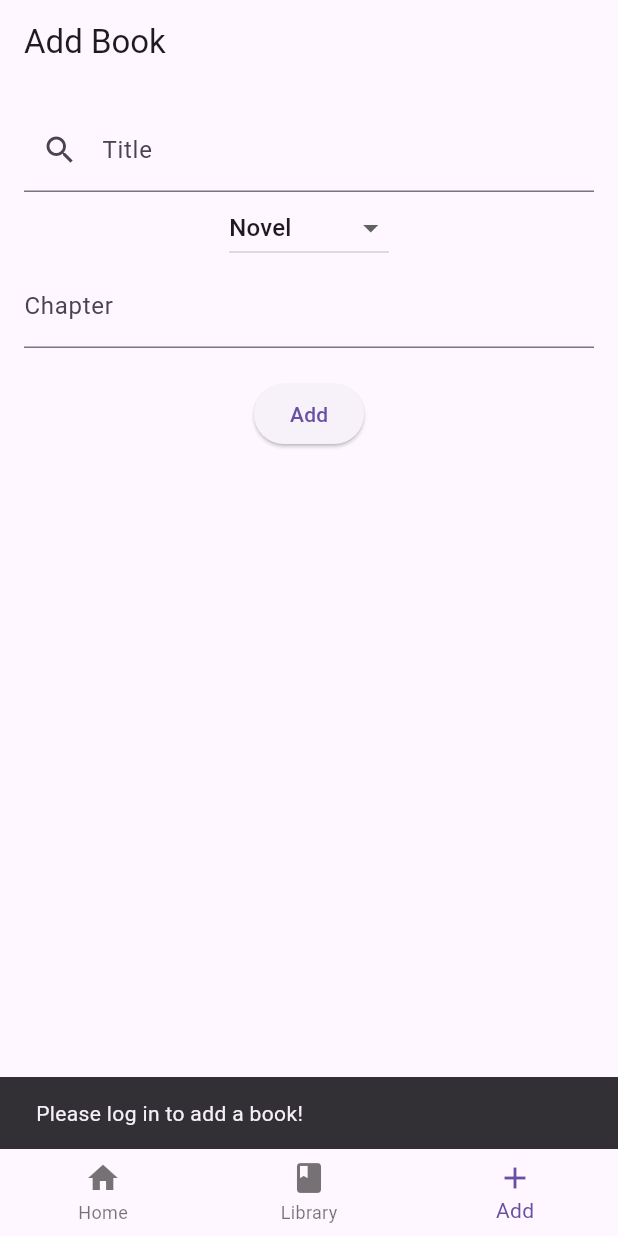
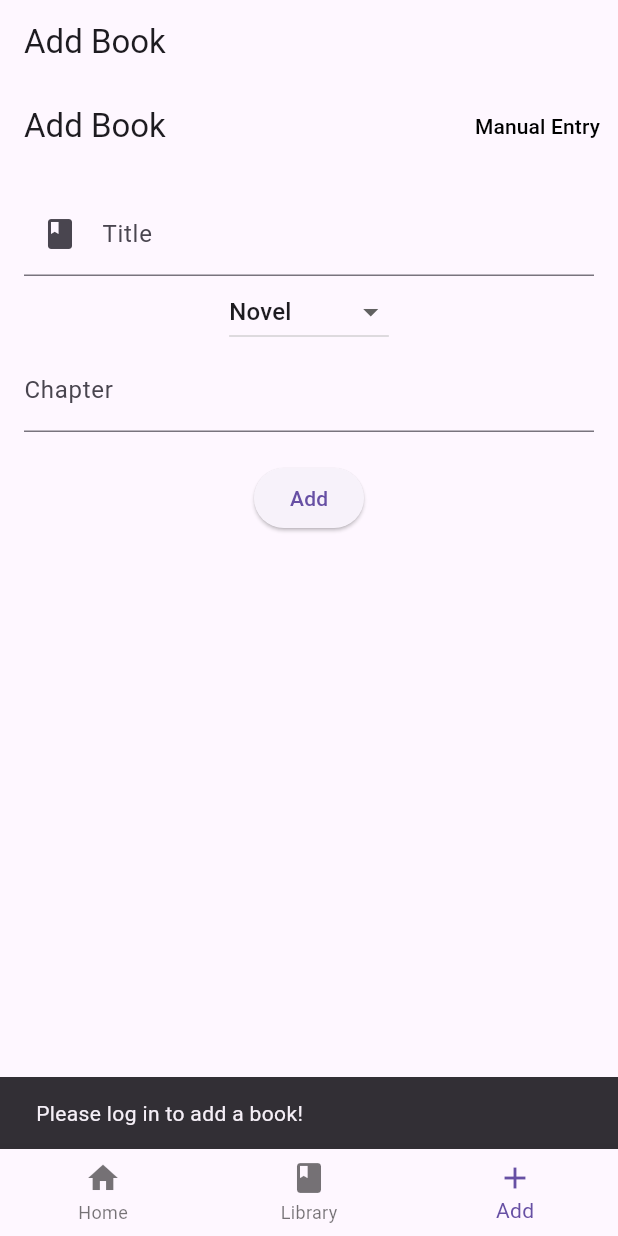
Before and after one commit to fightme4ls/reading_tracker, a Flutter app: the screen it shows after launch, item 3 of the bottom bar chosen, after a tap on "Add", on a phone screen of 412 x 824 dp. Run offline on Flutter 3.47's test engine with Material 3 defaults, Android fonts, the light colour scheme and no system bars; our stand-ins replace cloud_firestore, firebase_auth, firebase_core, hive, hive_flutter; accounts and stored records are empty.

Commit message:
adding manual entry as well as image changing capabilities

```diff
--- a/lib/screens/account_screen.dart
+++ b/lib/screens/account_screen.dart
@@ -2,7 +2,6 @@ import 'package:flutter/material.dart';
 import 'package:firebase_auth/firebase_auth.dart';
 import 'package:cloud_firestore/cloud_firestore.dart';
 import 'login_page.dart'; // Import the login page
-import 'home_screen.dart'; // Import the HomeScreen
 import 'main_screen.dart';
 
 class AccountScreen extends StatefulWidget {
--- a/lib/screens/add_book_screen.dart
+++ b/lib/screens/add_book_screen.dart
@@ -18,12 +18,17 @@ class AddBookScreen extends StatefulWidget {
 class _AddBookScreenState extends State<AddBookScreen> {
   final TextEditingController titleController = TextEditingController();
   final TextEditingController chapterController = TextEditingController();
+
   String selectedType = 'Novel';
   List<dynamic> searchResults = [];
   String? selectedImage;
   String? selectedTitle;
 
-  // Function to search manga using the Jikan API
+  bool _isManualEntry = false;
+
+  final String _placeholderImage =
+      'https://placehold.co/600x400/png/?text=Manual\nEntry&font=Oswald'; // Placeholder image URL
+
   Future<void> _searchManga(String query) async {
     if (query.isEmpty) {
       setState(() {
@@ -44,126 +49,111 @@ class _AddBookScreenState extends State<AddBookScreen> {
     }
   }
 
-  // Function to handle selection from search results
   void _onSelectManga(dynamic manga) {
     setState(() {
       selectedTitle = manga['title'];
       selectedImage = manga['images']['jpg']['image_url'];
       titleController.text = selectedTitle!;
-      searchResults = []; // Clear search results after selecting a manga
+      searchResults = [];
     });
   }
 
   void _addBook() async {
-    // Get the current user from FirebaseAuth
     User? user = FirebaseAuth.instance.currentUser;
-
-    // Check if the user is logged in
     if (user == null) {
-      // If the user is not logged in, show a message and return to prevent adding the book
       ScaffoldMessenger.of(context).showSnackBar(
-        SnackBar(
-          content: Text('Please log in to add a book!'),
-          duration: Duration(seconds: 2),
-        ),
+        SnackBar(content: Text('Please log in to add a book!'), duration: Duration(seconds: 2)),
       );
-      return; // Prevent further action if not logged in
+      return;
     }
 
-    // Continue adding the book if the user is logged in
     final title = titleController.text;
     final chapter = int.tryParse(chapterController.text) ?? 1;
+    final uid = user.uid;
 
     if (title.isNotEmpty) {
-      final user = FirebaseAuth.instance.currentUser;
-      final uid = user?.uid ?? '';
-
       final book = Book(
         title: title,
         type: selectedType,
         chapter: chapter,
-        imageUrl: selectedImage ?? '',
+        imageUrl: selectedImage ?? _placeholderImage,
         uid: uid,
       );
 
-      // Add the book to Hive
       final box = Hive.box<Book>('books');
       await box.add(book);
 
-      // Add the book to Firestore and get the document reference
-      FirebaseFirestore.instance.collection("books").add(
-        {
-          "title": title,
-          "type": selectedType,
-          "chapter": chapter,
-          "imageUrl": selectedImage ?? '',
-          "linkURL": '',
-          "uid": uid
-        },
-      ).then((docRef) {
-        // Once Firestore document is added, store the document ID in the Hive box
-        book.id = docRef.id; // Save the Firestore docRef ID into the book object
-        book.save(); // Save the updated book object with the id
-
+      FirebaseFirestore.instance.collection("books").add({
+        "title": title,
+        "type": selectedType,
+        "chapter": chapter,
+        "imageUrl": selectedImage ?? _placeholderImage,
+        "linkURL": '',
+        "uid": uid
+      }).then((docRef) {
+        book.id = docRef.id;
+        book.save();
         print("Book added with Firestore ID: ${docRef.id}");
       }).catchError((error) {
         print("Book not added to Firestore!");
         print(error.toString());
       });
 
-      widget.onBookAdded(); // Notify MainScreen to switch to Library
+      widget.onBookAdded();
     }
   }
-
 
   @override
   Widget build(BuildContext context) {
     return Scaffold(
+      appBar: AppBar(
+        title: Text("Add Book"),
+        actions: [
+          TextButton(
+            onPressed: () {
+              setState(() {
+                _isManualEntry = !_isManualEntry;
+                searchResults = [];
+                selectedImage = null;
+              });
+            },
+            child: Text(
+              _isManualEntry ? "Use Search" : "Manual Entry",
+              style: TextStyle(color: Colors.black),
+            ),
+          ),
+        ],
+      ),
       body: Padding(
         padding: const EdgeInsets.all(16.0),
         child: Column(
           children: [
-            // Title input with auto search
+            // Title input
             TextField(
               controller: titleController,
               decoration: InputDecoration(
                 labelText: 'Title',
-                prefixIcon: Icon(Icons.search),
+                prefixIcon: Icon(Icons.book),
               ),
               onChanged: (value) {
-                _searchManga(value);
-                if (value.isEmpty) {
-                  setState(() {
-                    selectedImage = null; // Clear image if search is empty
-                  });
-                }
-              },
-              onTap: () {
-                // Clear search results and image if the user taps again
-                if (titleController.text.isEmpty) {
-                  setState(() {
-                    selectedImage = null;
-                    searchResults = [];
-                  });
-                }
+                if (!_isManualEntry) _searchManga(value);
               },
             ),
-            // Search results display
-            if (searchResults.isNotEmpty)
+
+            // Search results (only if not manual mode)
+            if (!_isManualEntry && searchResults.isNotEmpty)
               Expanded(
                 child: ListView.builder(
                   itemCount: searchResults.length,
                   itemBuilder: (context, index) {
                     final manga = searchResults[index];
                     return ListTile(
-                      leading: manga['images']['jpg']['image_url'] != null
-                          ? Image.network(
+                      leading: Image.network(
                         manga['images']['jpg']['image_url'],
-                        width: 50, // Set the size of the image
+                        width: 50,
                         height: 50,
                         fit: BoxFit.cover,
-                      )
-                          : SizedBox.shrink(),
+                      ),
                       title: Text(manga['title']),
                       subtitle: Text(manga['type']),
                       onTap: () => _onSelectManga(manga),
@@ -171,13 +161,18 @@ class _AddBookScreenState extends State<AddBookScreen> {
                   },
                 ),
               ),
-            // Selected manga image display
-            if (selectedImage != null)
+
+            // Show selected image or placeholder
+            if (selectedImage != null || _isManualEntry)
               Padding(
                 padding: const EdgeInsets.all(8.0),
-                child: Image.network(selectedImage!),
+                child: Image.network(
+                  selectedImage ?? _placeholderImage,
+                  height: 150,
+                ),
               ),
-            // Dropdown for type
+
+            // Type dropdown
             DropdownButton<String>(
               value: selectedType,
               items: ['Novel', 'Manga', 'Manhwa', 'Light Novel'].map((type) {
@@ -185,12 +180,14 @@ class _AddBookScreenState extends State<AddBookScreen> {
               }).toList(),
               onChanged: (value) => setState(() => selectedType = value!),
             ),
+
             // Chapter input
             TextField(
               controller: chapterController,
               decoration: InputDecoration(labelText: 'Chapter'),
               keyboardType: TextInputType.number,
             ),
+
             SizedBox(height: 20),
             ElevatedButton(onPressed: _addBook, child: Text('Add')),
           ],
--- a/lib/screens/home_screen.dart
+++ b/lib/screens/home_screen.dart
@@ -2,7 +2,6 @@ import 'dart:convert';
 import 'package:flutter/material.dart';
 import 'package:http/http.dart' as http;
 import 'package:url_launcher/url_launcher.dart';
-import 'account_screen.dart';
 
 class HomeScreen extends StatefulWidget {
   @override
--- a/lib/screens/library_screen.dart
+++ b/lib/screens/library_screen.dart
@@ -314,6 +314,7 @@ class _LibraryScreenState extends State<LibraryScreen> {
     TextEditingController chapterController = TextEditingController(text: book.chapter.toString());
     TextEditingController titleController = TextEditingController(text: book.title);
     TextEditingController linkController = TextEditingController(text: book.linkURL);
+    TextEditingController imgController = TextEditingController(text: book.imageUrl);
 
     showDialog(
       context: context,
@@ -336,6 +337,10 @@ class _LibraryScreenState extends State<LibraryScreen> {
                 controller: linkController,
                 decoration: InputDecoration(labelText: 'Link'),
               ),
+              TextField(
+                controller: imgController,
+                decoration: InputDecoration(labelText: 'Image Link'),
+              ),
             ],
           ),
           actions: [
@@ -351,6 +356,7 @@ class _LibraryScreenState extends State<LibraryScreen> {
                 book.title = titleController.text;
                 book.chapter = int.tryParse(chapterController.text) ?? book.chapter;
                 book.linkURL = linkController.text;
+                book.imageUrl = imgController.text;
 
                 // Save the updated book locally
                 await book.save();
@@ -363,6 +369,7 @@ class _LibraryScreenState extends State<LibraryScreen> {
                   "title": book.title,
                   "chapter": book.chapter,
                   "linkURL": book.linkURL,
+                  "imageUrl" : book.imageUrl,
                 })
                     .then((_) {
                   print("Book updated in Firestore.");
--- a/lib/screens/signup_page.dart
+++ b/lib/screens/signup_page.dart
@@ -1,6 +1,5 @@
 import 'package:flutter/material.dart';
 import 'package:firebase_auth/firebase_auth.dart';
-import 'main_screen.dart'; // Import MainScreen
 import 'login_page.dart';
 
 class SignUpPage extends StatefulWidget {
```
